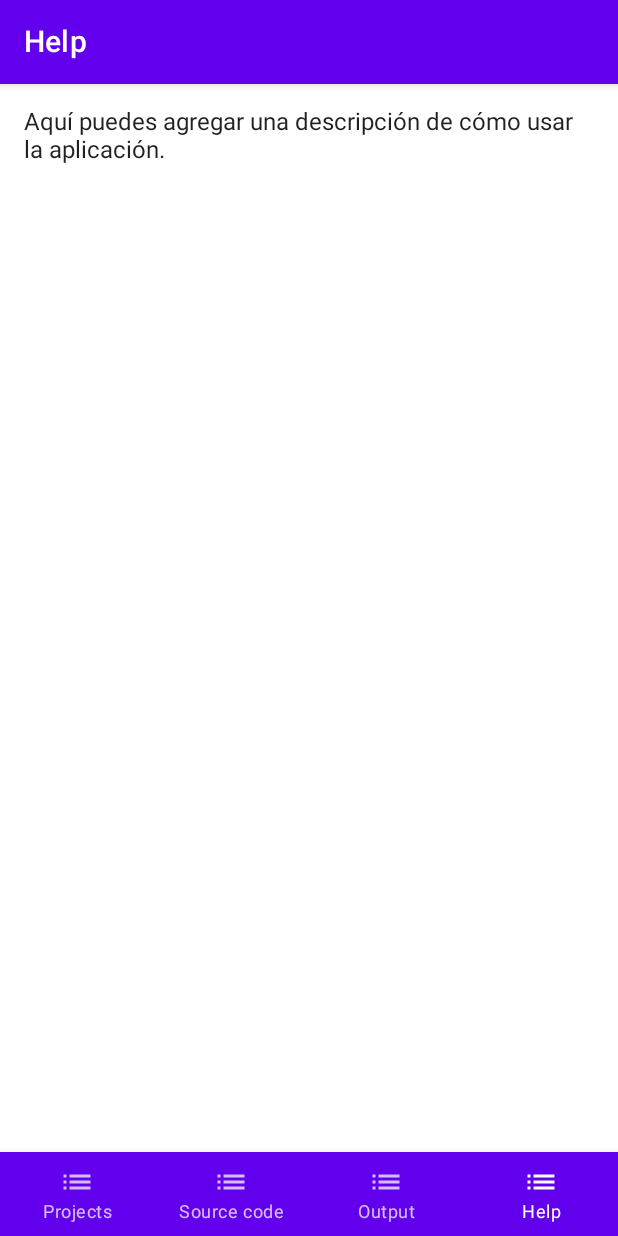
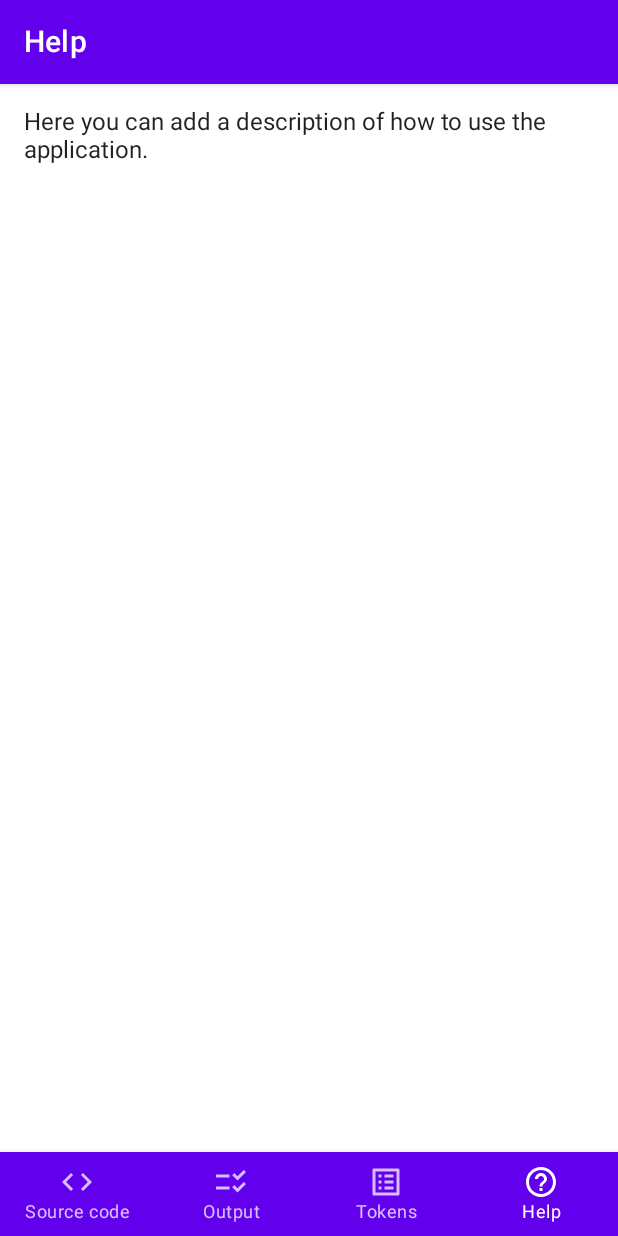
Before and after one commit to AndressRangell/CompilerXD, an Android app built with Jetpack Compose: the screen it shows after launch (MainActivity), item 4 of the bottom bar chosen, on a phone screen of 412 x 824 dp. Run offline under Robolectric (Android 15) with nearby library versions, the phone set to English and light mode, and no system bars.

Commit message:
build Tokens table

```diff
--- a/app/build.gradle
+++ b/app/build.gradle
@@ -53,6 +53,7 @@ dependencies {
     implementation "androidx.compose.ui:ui-tooling-preview:$compose_version"
     implementation 'androidx.lifecycle:lifecycle-runtime-ktx:2.3.1'
     implementation 'androidx.activity:activity-compose:1.3.1'
+    implementation "androidx.navigation:navigation-compose:2.4.0-alpha10"
     implementation files('compilerTools-2.3.7.jar')
     testImplementation 'junit:junit:4.13.2'
     androidTestImplementation 'androidx.test.ext:junit:1.1.5'
--- a/app/src/main/java/andres/rangel/compilerxd/MainActivity.kt
+++ b/app/src/main/java/andres/rangel/compilerxd/MainActivity.kt
@@ -1,6 +1,6 @@
 package andres.rangel.compilerxd
 
-import andres.rangel.compilerxd.ui.screens.AppBottomNavigation
+import andres.rangel.compilerxd.ui.components.AppBottomNavigation
 import andres.rangel.compilerxd.ui.theme.CompilerXDTheme
 import android.os.Bundle
 import androidx.activity.ComponentActivity
--- a/app/src/main/java/andres/rangel/compilerxd/data/model/FileItem.kt
+++ /dev/null
@@ -1,5 +0,0 @@
-package andres.rangel.compilerxd.data.model
-
-data class FileItem(
-    val name: String
-)
--- a/app/src/main/java/andres/rangel/compilerxd/data/model/Screen.kt
+++ b/app/src/main/java/andres/rangel/compilerxd/data/model/Screen.kt
@@ -1,8 +1,8 @@
 package andres.rangel.compilerxd.data.model
 
-sealed class Screen(val title: String) {
-    object ProjectsScreen : Screen("Projects Fragment")
-    object SourceCodeScreen : Screen("Source Code Fragment")
-    object OutputScreen : Screen("Output Fragment")
-    object HelpScreen : Screen("Help Fragment")
+sealed class Screen(val route: String) {
+    object SourceCodeScreen : Screen("source_code_fragment")
+    object OutputScreen : Screen("output_fragment")
+    object TokensScreen : Screen("tokens_fragment")
+    object HelpScreen : Screen("help_fragment")
 }
--- /dev/null
+++ b/app/src/main/java/andres/rangel/compilerxd/data/model/TokenType.kt
@@ -0,0 +1,32 @@
+package andres.rangel.compilerxd.data.model
+
+enum class TokenType {
+    ASSIGN,
+    COMMA,
+    END_OF_FUNCTION,
+    EQUALS,
+    NOT_EQUALS,
+    FUNCTION,
+    IDENTIFIER,
+    IF,
+    ELSE,
+    RETURN,
+    TRUE,
+    FALSE,
+    ILLEGAL,
+    INTEGER,
+    STRING,
+    LEFT_BRACE,
+    VAR,
+    LEFT_PAREN,
+    PLUS,
+    MINUS,
+    DIVISION,
+    MULTIPLICATION,
+    LESS_THAN,
+    GREATER_THAN,
+    RIGHT_BRACE,
+    RIGHT_PAREN,
+    SEMI_COLON,
+    NEGATION
+}
--- /dev/null
+++ b/app/src/main/java/andres/rangel/compilerxd/ui/components/AppBottomNavigation.kt
@@ -0,0 +1,98 @@
+package andres.rangel.compilerxd.ui.components
+
+import andres.rangel.compilerxd.R
+import andres.rangel.compilerxd.data.model.Screen
+import andres.rangel.compilerxd.ui.screens.HelpFragment
+import andres.rangel.compilerxd.ui.screens.OutputFragment
+import andres.rangel.compilerxd.ui.screens.SourceCodeFragment
+import andres.rangel.compilerxd.ui.screens.TokensFragment
+import androidx.compose.foundation.ExperimentalFoundationApi
+import androidx.compose.material.BottomNavigation
+import androidx.compose.material.BottomNavigationItem
+import androidx.compose.material.ExperimentalMaterialApi
+import androidx.compose.material.Icon
+import androidx.compose.material.Scaffold
+import androidx.compose.material.Text
+import androidx.compose.runtime.Composable
+import androidx.compose.ui.graphics.vector.ImageVector
+import androidx.compose.ui.res.vectorResource
+import androidx.navigation.compose.NavHost
+import androidx.navigation.compose.composable
+import androidx.navigation.compose.currentBackStackEntryAsState
+import androidx.navigation.compose.rememberNavController
+
+@ExperimentalFoundationApi
+@ExperimentalMaterialApi
+@Composable
+fun AppBottomNavigation() {
+    val navController = rememberNavController()
+
+    Scaffold(
+        bottomBar = {
+            BottomNavigation {
+                val navBackStackEntry = navController.currentBackStackEntryAsState().value
+                val currentScreen = navBackStackEntry?.destination?.route
+
+                BottomNavigationItem(
+                    selected = currentScreen == Screen.SourceCodeScreen.route,
+                    onClick = {
+                        navController.navigate(Screen.SourceCodeScreen.route)
+                    },
+                    icon = {
+                        Icon(
+                            ImageVector.vectorResource(id = R.drawable.icon_code),
+                            contentDescription = "Source Code Fragment"
+                        )
+                    },
+                    label = { Text("Source code") }
+                )
+                BottomNavigationItem(
+                    selected = currentScreen == Screen.OutputScreen.route,
+                    onClick = {
+                        navController.navigate(Screen.OutputScreen.route)
+                    },
+                    icon = {
+                        Icon(
+                            ImageVector.vectorResource(id = R.drawable.icon_output),
+                            contentDescription = "Output Fragment"
+                        )
+                    },
+                    label = { Text("Output") }
+                )
+                BottomNavigationItem(
+                    selected = currentScreen == Screen.TokensScreen.route,
+                    onClick = {
+                        navController.navigate(Screen.TokensScreen.route)
+                    },
+                    icon = {
+                        Icon(
+                            ImageVector.vectorResource(id = R.drawable.icon_tokens),
+                            contentDescription = "Tokens Fragment"
+                        )
+                    },
+                    label = { Text("Tokens") }
+                )
+                BottomNavigationItem(
+                    selected = currentScreen == Screen.HelpScreen.route,
+                    onClick = {
+                        navController.navigate(Screen.HelpScreen.route)
+                    },
+                    icon = {
+                        Icon(
+                            ImageVector.vectorResource(id = R.drawable.icon_help),
+                            contentDescription = "Help Fragment"
+                        )
+                    },
+                    label = { Text("Help") }
+                )
+            }
+        }
+    ) {
+        NavHost(navController = navController, startDestination = Screen.SourceCodeScreen.route) {
+            composable(Screen.SourceCodeScreen.route) { SourceCodeFragment(navController) }
+            composable(Screen.OutputScreen.route) { OutputFragment() }
+            composable(Screen.TokensScreen.route) { TokensFragment() }
+            composable(Screen.HelpScreen.route) { HelpFragment() }
+        }
+    }
+}
--- a/app/src/main/java/andres/rangel/compilerxd/ui/screens/AppBottomNavigation.kt
+++ /dev/null
@@ -1,78 +0,0 @@
-package andres.rangel.compilerxd.ui.screens
-
-import andres.rangel.compilerxd.data.model.Screen
-import androidx.compose.foundation.layout.padding
-import androidx.compose.material.BottomNavigation
-import androidx.compose.material.BottomNavigationItem
-import androidx.compose.material.ExperimentalMaterialApi
-import androidx.compose.material.Icon
-import androidx.compose.material.Scaffold
-import androidx.compose.material.Text
-import androidx.compose.material.icons.Icons
-import androidx.compose.material.icons.filled.List
-import androidx.compose.runtime.*
-import androidx.compose.ui.Modifier
-
-@ExperimentalMaterialApi
-@Composable
-fun AppBottomNavigation() {
-    var currentScreen by remember { mutableStateOf<Screen>(Screen.ProjectsScreen) }
-
-    Scaffold(
-        bottomBar = {
-            BottomNavigation {
-                BottomNavigationItem(
-                    selected = currentScreen == Screen.ProjectsScreen,
-                    onClick = { currentScreen = Screen.ProjectsScreen },
-                    icon = {
-                        Icon(
-                            Icons.Default.List,
-                            contentDescription = "Projects Fragment"
-                        )
-                    },
-                    label = { Text("Projects") }
-                )
-                BottomNavigationItem(
-                    selected = currentScreen == Screen.SourceCodeScreen,
-                    onClick = { currentScreen = Screen.SourceCodeScreen },
-                    icon = {
-                        Icon(
-                            Icons.Default.List,
-                            contentDescription = "Source Code Fragment"
-                        )
-                    },
-                    label = { Text("Source code") }
-                )
-                BottomNavigationItem(
-                    selected = currentScreen == Screen.OutputScreen,
-                    onClick = { currentScreen = Screen.OutputScreen },
-                    icon = {
-                        Icon(
-                            Icons.Default.List,
-                            contentDescription = "Output Fragment"
-                        )
-                    },
-                    label = { Text("Output") }
-                )
-                BottomNavigationItem(
-                    selected = currentScreen == Screen.HelpScreen,
-                    onClick = { currentScreen = Screen.HelpScreen },
-                    icon = {
-                        Icon(
-                            Icons.Default.List,
-                            contentDescription = "Help Fragment"
-                        )
-                    },
-                    label = { Text("Help") }
-                )
-            }
-        }
-    ) {
-        when (currentScreen) {
-            Screen.ProjectsScreen -> ProjectsFragment()
-            Screen.SourceCodeScreen -> SourceCodeFragment()
-            Screen.OutputScreen -> OutputFragment()
-            Screen.HelpScreen -> HelpFragment()
-        }
-    }
-}
--- a/app/src/main/java/andres/rangel/compilerxd/ui/screens/HelpFragment.kt
+++ b/app/src/main/java/andres/rangel/compilerxd/ui/screens/HelpFragment.kt
@@ -20,7 +20,7 @@ fun HelpFragment() {
         )
 
         Text(
-            text = "Aquí puedes agregar una descripción de cómo usar la aplicación.",
+            text = "Here you can add a description of how to use the application.",
             modifier = Modifier
                 .fillMaxSize()
                 .padding(16.dp),
--- a/app/src/main/java/andres/rangel/compilerxd/ui/screens/ProjectsFragment.kt
+++ /dev/null
@@ -1,82 +0,0 @@
-package andres.rangel.compilerxd.ui.screens
-
-import andres.rangel.compilerxd.data.model.FileItem
-import androidx.compose.foundation.background
-import androidx.compose.foundation.layout.Column
-import androidx.compose.foundation.layout.fillMaxWidth
-import androidx.compose.foundation.lazy.LazyColumn
-import androidx.compose.foundation.selection.selectable
-import androidx.compose.material.ExperimentalMaterialApi
-import androidx.compose.material.Icon
-import androidx.compose.material.IconButton
-import androidx.compose.material.ListItem
-import androidx.compose.material.Text
-import androidx.compose.material.TopAppBar
-import androidx.compose.material.icons.Icons
-import androidx.compose.material.icons.filled.Check
-import androidx.compose.material.icons.filled.Delete
-import androidx.compose.runtime.Composable
-import androidx.compose.runtime.*
-import androidx.compose.runtime.mutableStateOf
-import androidx.compose.runtime.remember
-import androidx.compose.ui.Modifier
-import androidx.compose.ui.graphics.Color
-import androidx.compose.ui.unit.sp
-
-@ExperimentalMaterialApi
-@Composable
-fun ProjectsFragment() {
-    var selectedItems by remember { mutableStateOf(setOf<Int>()) }
-    val fileList = List(5) { index -> FileItem("File $index") }
-
-    Column {
-        TopAppBar(
-            title = { Text(text = "Projects", fontSize = 20.sp) }
-        )
-
-        LazyColumn {
-            items(fileList.size) { index ->
-                val isSelected = index in selectedItems
-
-                ListItem(
-                    modifier = Modifier
-                        .fillMaxWidth()
-                        .background(if (isSelected) Color.LightGray else Color.White)
-                        .selectable(
-                            selected = isSelected,
-                            onClick = {
-                                if (isSelected) {
-                                    selectedItems -= index
-                                } else {
-                                    selectedItems += index
-                                }
-                            }
-                        ),
-                    icon = {
-                        if (isSelected) {
-                            Icon(
-                                imageVector = Icons.Default.Check,
-                                contentDescription = "Selected"
-                            )
-                        }
-                    },
-                    text = { Text(text = fileList[index].name) },
-                    trailing = {
-                        if (isSelected) {
-                            IconButton(
-                                onClick = {
-                                    // Handle delete or rename action here
-                                }
-                            ) {
-                                Icon(
-                                    imageVector = Icons.Default.Delete,
-                                    contentDescription = "Delete"
-                                )
-                            }
-                        }
-                    }
-                )
-            }
-        }
-    }
-}
--- a/app/src/main/java/andres/rangel/compilerxd/ui/theme/Color.kt
+++ b/app/src/main/java/andres/rangel/compilerxd/ui/theme/Color.kt
@@ -6,3 +6,4 @@ val Purple200 = Color(0xFFBB86FC)
 val Purple500 = Color(0xFF6200EE)
 val Purple700 = Color(0xFF3700B3)
 val Teal200 = Color(0xFF03DAC5)
+val RedCard = Color(0xFFCD5C5C)
--- /dev/null
+++ b/app/src/main/java/andres/rangel/compilerxd/utils/Token.kt
@@ -0,0 +1,28 @@
+package andres.rangel.compilerxd.utils
+
+import andres.rangel.compilerxd.data.model.TokenType
+
+data class Token(val tokenType: TokenType, val literal: String) {
+    override fun toString(): String {
+        return "Type: $tokenType, Literal: $literal"
+    }
+    companion object {
+        val END_OF_FUNCTION = Token(TokenType.END_OF_FUNCTION, "")
+        val TOKEN_LIST = arrayListOf<Token>()
+        var SOURCE_CODE = ""
+    }
+}
+
+fun lookupTokenType(literal: String): TokenType {
+    val keywords: Map<String, TokenType> = mapOf(
+        "true" to TokenType.TRUE,
+        "false" to TokenType.FALSE,
+        "function" to TokenType.FUNCTION,
+        "return" to TokenType.RETURN,
+        "if" to TokenType.IF,
+        "else" to TokenType.ELSE,
+        "var" to TokenType.VAR
+    )
+
+    return keywords[literal] ?: TokenType.IDENTIFIER
+}
--- /dev/null
+++ b/app/src/main/res/drawable/icon_code.xml
@@ -0,0 +1,5 @@
+<vector android:height="24dp" android:tint="#000000"
+    android:viewportHeight="24" android:viewportWidth="24"
+    android:width="24dp" xmlns:android="http://schemas.android.com/apk/res/android">
+    <path android:fillColor="@android:color/white" android:pathData="M9.4,16.6L4.8,12l4.6,-4.6L8,6l-6,6 6,6 1.4,-1.4zM14.6,16.6l4.6,-4.6 -4.6,-4.6L16,6l6,6 -6,6 -1.4,-1.4z"/>
+</vector>
--- /dev/null
+++ b/app/src/main/res/drawable/icon_help.xml
@@ -0,0 +1,5 @@
+<vector android:autoMirrored="true" android:height="24dp"
+    android:tint="#000000" android:viewportHeight="24"
+    android:viewportWidth="24" android:width="24dp" xmlns:android="http://schemas.android.com/apk/res/android">
+    <path android:fillColor="@android:color/white" android:pathData="M11,18h2v-2h-2v2zM12,2C6.48,2 2,6.48 2,12s4.48,10 10,10 10,-4.48 10,-10S17.52,2 12,2zM12,20c-4.41,0 -8,-3.59 -8,-8s3.59,-8 8,-8 8,3.59 8,8 -3.59,8 -8,8zM12,6c-2.21,0 -4,1.79 -4,4h2c0,-1.1 0.9,-2 2,-2s2,0.9 2,2c0,2 -3,1.75 -3,5h2c0,-2.25 3,-2.5 3,-5 0,-2.21 -1.79,-4 -4,-4z"/>
+</vector>
--- /dev/null
+++ b/app/src/main/res/drawable/icon_output.xml
@@ -0,0 +1,5 @@
+<vector android:height="24dp" android:tint="#000000"
+    android:viewportHeight="24" android:viewportWidth="24"
+    android:width="24dp" xmlns:android="http://schemas.android.com/apk/res/android">
+    <path android:fillColor="@android:color/white" android:pathData="M11,7H2v2h9V7zM11,15H2v2h9V15zM16.34,11l-3.54,-3.54l1.41,-1.41l2.12,2.12l4.24,-4.24L22,5.34L16.34,11zM16.34,19l-3.54,-3.54l1.41,-1.41l2.12,2.12l4.24,-4.24L22,13.34L16.34,19z"/>
+</vector>
--- /dev/null
+++ b/app/src/main/res/drawable/icon_tokens.xml
@@ -0,0 +1,5 @@
+<vector android:autoMirrored="true" android:height="24dp"
+    android:tint="#000000" android:viewportHeight="24"
+    android:viewportWidth="24" android:width="24dp" xmlns:android="http://schemas.android.com/apk/res/android">
+    <path android:fillColor="@android:color/white" android:pathData="M19,5v14L5,19L5,5h14m1.1,-2L3.9,3c-0.5,0 -0.9,0.4 -0.9,0.9v16.2c0,0.4 0.4,0.9 0.9,0.9h16.2c0.4,0 0.9,-0.5 0.9,-0.9L21,3.9c0,-0.5 -0.5,-0.9 -0.9,-0.9zM11,7h6v2h-6L11,7zM11,11h6v2h-6v-2zM11,15h6v2h-6zM7,7h2v2L7,9zM7,11h2v2L7,13zM7,15h2v2L7,17z"/>
+</vector>
```
Also changed, not shown: app/src/main/java/andres/rangel/compilerxd/ui/screens/OutputFragment.kt (+3 -15 lines), app/src/main/java/andres/rangel/compilerxd/ui/screens/SourceCodeFragment.kt (+30 -22 lines), app/src/main/java/andres/rangel/compilerxd/ui/screens/TokensFragment.kt (added, +83 -0 lines), app/src/main/java/andres/rangel/compilerxd/utils/Lexer.kt (added, +172 -0 lines), 1 other file.
